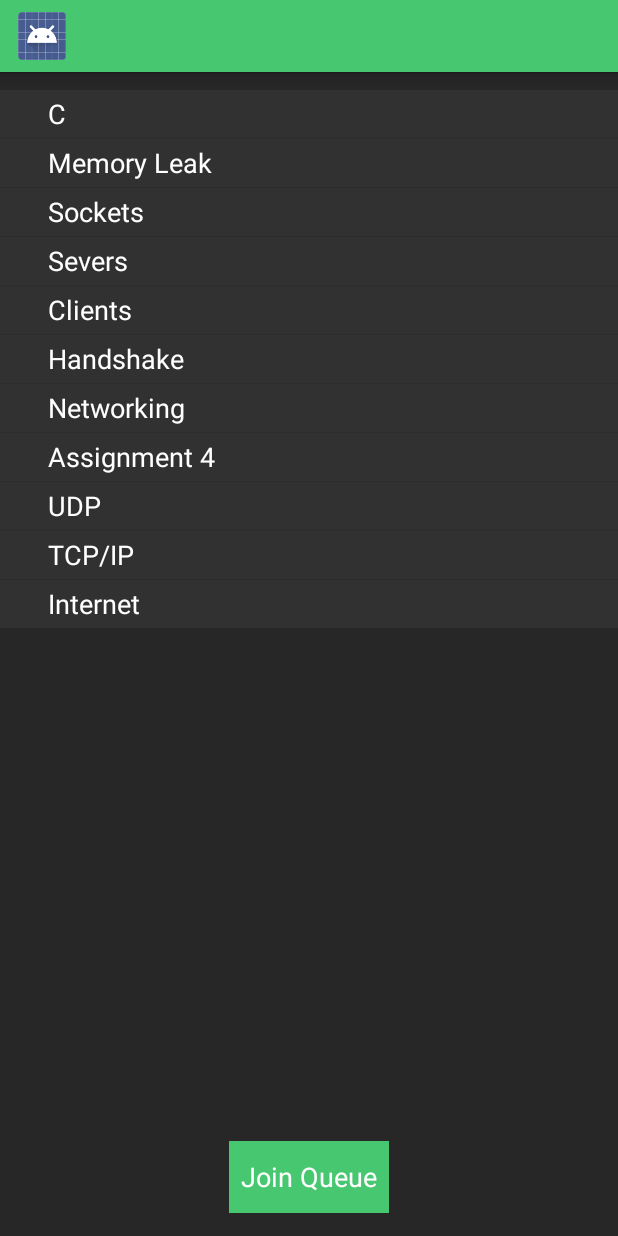
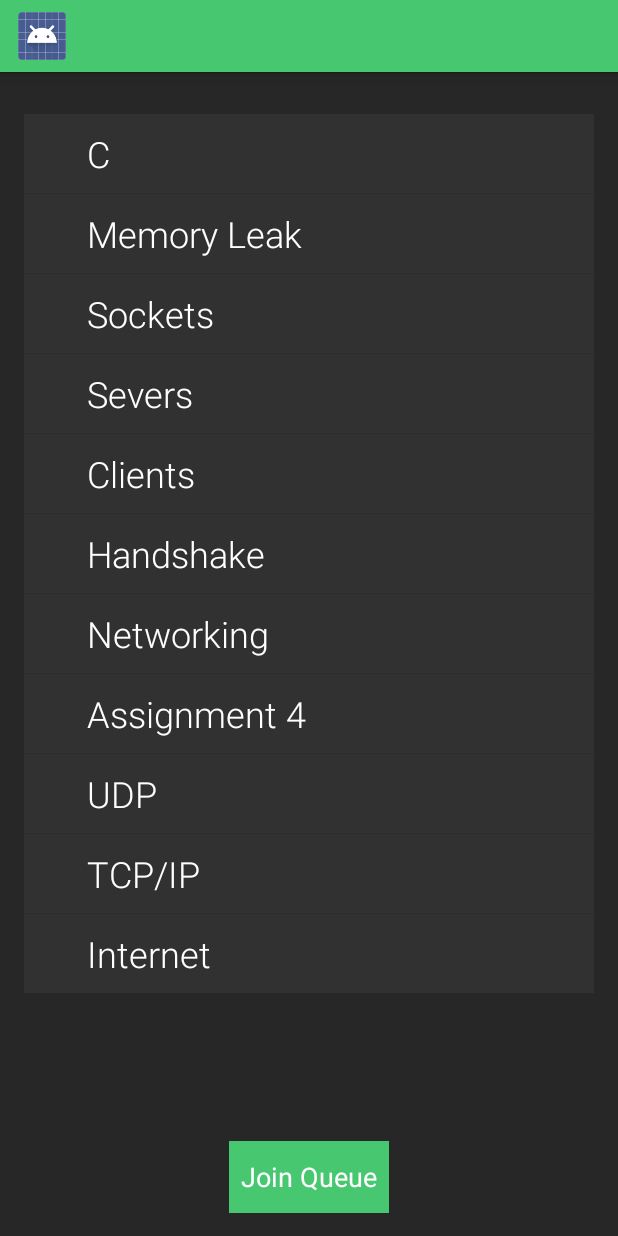
Before and after one commit to bountygiver/fibegang, an Android app: the RoomActivity screen opened directly, with no data from a screen before it, on a phone screen of 412 x 824 dp. Run offline under Robolectric (Android 15) with nearby library versions, the phone set to English and light mode, and no system bars; network calls fail; 2 statements that could not run were skipped.

Commit message:
Changed text styles

```diff
--- a/FibeStudentClient/app/src/main/res/layout/activity_room.xml
+++ b/FibeStudentClient/app/src/main/res/layout/activity_room.xml
@@ -13,7 +13,11 @@
         android:layout_height="0dp"
         android:layout_gravity="center"
         android:id="@+id/roomTagFrame"
-        android:layout_weight="1"></FrameLayout>
+        android:layout_weight="1"
+        android:paddingLeft="@dimen/activity_horizontal_margin"
+        android:paddingTop="@dimen/activity_vertical_margin"
+        android:paddingRight="@dimen/activity_horizontal_margin"
+        android:paddingBottom="@dimen/activity_vertical_margin"></FrameLayout>
 
     <Button
         android:layout_width="wrap_content"
--- a/FibeStudentClient/app/src/main/res/layout/class_item.xml
+++ b/FibeStudentClient/app/src/main/res/layout/class_item.xml
@@ -2,6 +2,10 @@
 <TextView xmlns:android="http://schemas.android.com/apk/res/android"
     android:layout_width="match_parent"
     android:layout_height="match_parent"
-    style="@style/clickerOption">
+    style="@style/TagListStyle"
+    android:paddingTop="10dp"
+    android:paddingRight="10dp"
+    android:paddingBottom="10dp"
+    android:paddingLeft="48dp">
 
 </TextView>
--- a/FibeStudentClient/app/src/main/res/layout/tag_item.xml
+++ b/FibeStudentClient/app/src/main/res/layout/tag_item.xml
@@ -3,6 +3,10 @@
     android:layout_width="match_parent"
     android:layout_height="match_parent"
     style="@style/TagListStyle"
-    android:id="@+id/txtToggleTag">
+    android:id="@+id/txtToggleTag"
+    android:paddingLeft="10dp"
+    android:paddingTop="10dp"
+    android:paddingRight="10dp"
+    android:paddingBottom="10dp">
 
 </CheckBox>
--- /dev/null
+++ b/FibeStudentClient/app/src/main/res/values-v16/styles.xml
@@ -0,0 +1,13 @@
+<?xml version="1.0" encoding="utf-8"?>
+<resources>
+
+    <style name="TagListStyle" parent="@android:style/TextAppearance.Medium">
+        <item name="android:textColor">#ffffff</item>
+        <item name="android:layout_height">16dp</item>
+        <item name="android:background">#313131</item>
+        <item name="android:divider">@android:color/transparent</item>
+        <item name="android:dividerHeight">-20sp</item>
+        <item name="android:fontFamily">sans-serif-light</item>
+        <item name="android:textSize">24dp</item>
+    </style>
+</resources>
--- a/FibeStudentClient/app/src/main/res/values/styles.xml
+++ b/FibeStudentClient/app/src/main/res/values/styles.xml
@@ -21,7 +21,7 @@
         <item name="android:background">#313131</item>
         <item name="android:divider">@android:color/transparent</item>
         <item name="android:dividerHeight">-20sp</item>
-
+        <item name="android:textSize">24dp</item>
     </style>
 
     <!-- ClickerOption styles -->
```
